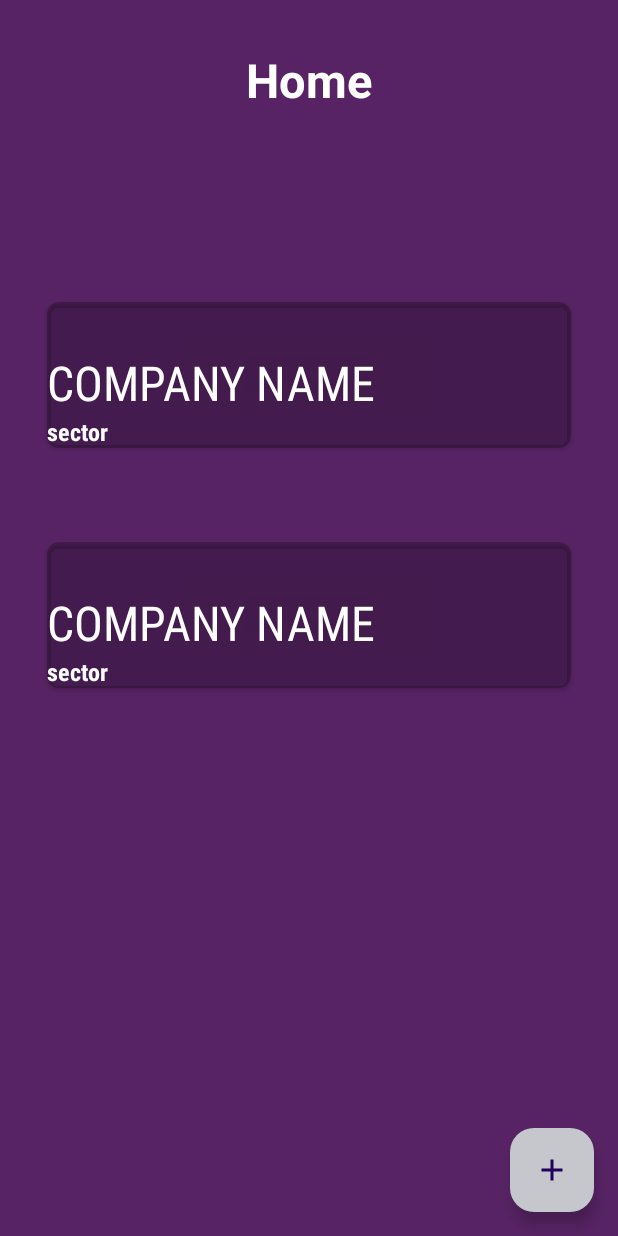
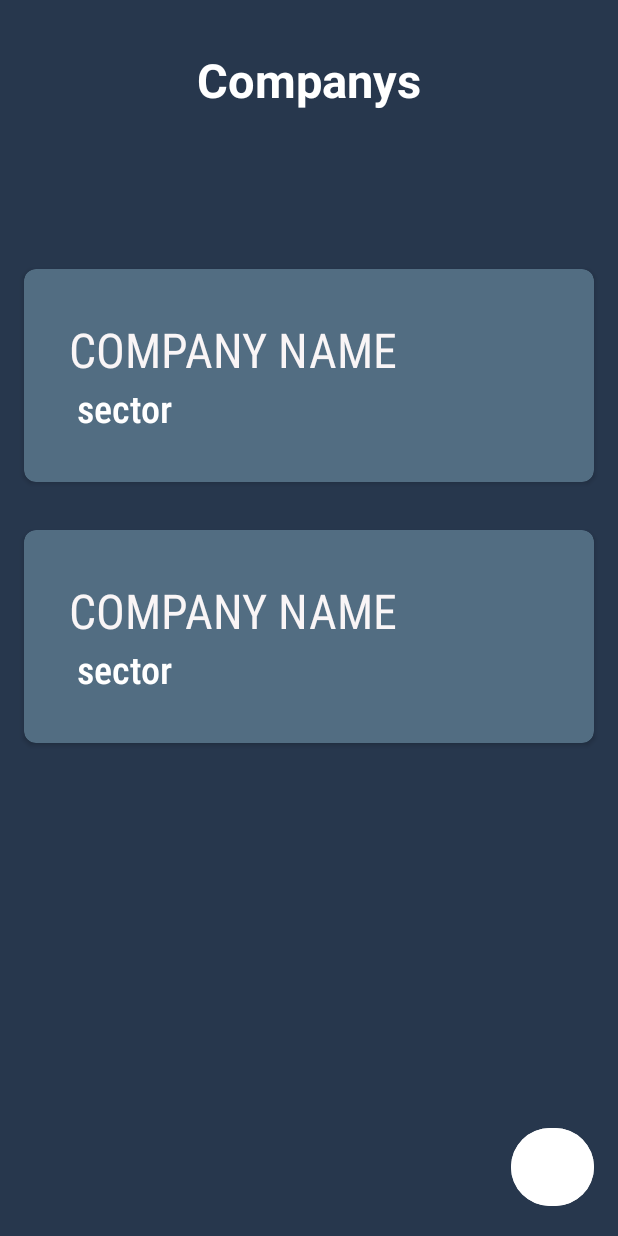
Before and after one commit to Gaenco/Moviles-Parcial, an Android app: the layout fragment_home.xml on its own in the app's theme, with its tools: preview values and no code run, on a phone screen of 412 x 824 dp. Run offline under Robolectric (Android 15) with nearby library versions, the phone set to English and light mode, and no system bars.

Commit message:
:sparkles:Company App Completed

```diff
--- a/app/src/main/AndroidManifest.xml
+++ b/app/src/main/AndroidManifest.xml
@@ -14,7 +14,7 @@
         android:theme="@style/Theme.Company"
         tools:targetApi="31">
         <activity
-            android:name=".MainActivity"
+            android:name=".ui.MainActivity"
             android:exported="true">
             <intent-filter>
                 <action android:name="android.intent.action.MAIN" />
--- a/app/src/main/java/com/example/company/CompanyViewModel.kt
+++ b/app/src/main/java/com/example/company/ui/company/CompanyViewModel.kt
@@ -1,10 +1,11 @@
-package com.example.company
+package com.example.company.ui.company
 
 import androidx.lifecycle.MutableLiveData
 import androidx.lifecycle.ViewModel
 import androidx.lifecycle.ViewModelProvider.AndroidViewModelFactory.Companion.APPLICATION_KEY
 import androidx.lifecycle.viewmodel.initializer
 import androidx.lifecycle.viewmodel.viewModelFactory
+import com.example.company.CompanyReviewerApplication
 import com.example.company.data.model.CompanyModel
 import com.example.company.repositories.CompanyRepository
 
@@ -14,7 +15,7 @@ class CompanyViewModel(private val repository: CompanyRepository) : ViewModel()
     var status = MutableLiveData("")
 
 
-    fun setSelectedMovie(company: CompanyModel){
+    fun setSelectedCompany(company: CompanyModel){
         name.value = company.name
         sector.value = company.sector
     }
--- a/app/src/main/java/com/example/company/NewCompanyFragment.kt
+++ b/app/src/main/java/com/example/company/ui/company/NewCompanyFragment.kt
@@ -1,14 +1,12 @@
-package com.example.company
+package com.example.company.ui.company
 
 import android.os.Bundle
 import android.util.Log
-import android.view.DisplayCutout
 import androidx.fragment.app.Fragment
 import android.view.LayoutInflater
 import android.view.View
 import android.view.ViewGroup
 import androidx.fragment.app.activityViewModels
-import androidx.navigation.fragment.NavHostFragment.Companion.findNavController
 import androidx.navigation.fragment.findNavController
 import com.example.company.databinding.FragmentNewCompanyBinding
 
--- a/app/src/main/res/layout/fragment_home.xml
+++ b/app/src/main/res/layout/fragment_home.xml
@@ -7,52 +7,54 @@
 
         <variable
             name="viewmodel"
-            type="com.example.company.CompanyViewModel" />
+            type="com.example.company.ui.company.CompanyViewModel" />
     </data>
 
     <androidx.constraintlayout.widget.ConstraintLayout
         android:id="@+id/frameLayout"
         android:layout_width="match_parent"
         android:layout_height="match_parent"
-        tools:context=".ui.movie.BillboardFragment"
-        android:background="@color/background">
+        android:background="@color/background"
+        tools:context=".ui.company.HomeFragment">
 
         <TextView
-            android:id="@+id/textView"
+            android:id="@+id/home_text"
             android:layout_width="wrap_content"
             android:layout_height="wrap_content"
             android:layout_marginTop="32dp"
             android:gravity="center"
-            android:text="Home"
+            android:text="@string/companys_title"
+            android:textColor="@color/white"
             android:textSize="31dp"
             android:textStyle="bold"
-            android:textColor="@color/white"
             app:layout_constraintEnd_toEndOf="parent"
             app:layout_constraintStart_toStartOf="parent"
             app:layout_constraintTop_toTopOf="parent" />
 
         <androidx.recyclerview.widget.RecyclerView
-            android:id="@+id/cardrecycler"
+            android:id="@+id/Recycle_card"
             android:layout_width="match_parent"
             android:layout_height="wrap_content"
             app:layoutManager="androidx.recyclerview.widget.LinearLayoutManager"
             app:layout_constraintBottom_toBottomOf="parent"
-            app:layout_constraintTop_toBottomOf="@+id/textView"
+            app:layout_constraintTop_toBottomOf="@+id/home_text"
             app:layout_constraintVertical_bias="0.223"
             tools:itemCount="2"
             tools:layout_editor_absoluteX="16dp"
             tools:listitem="@layout/item_company" />
 
-        <com.google.android.material.floatingactionbutton.FloatingActionButton
-            android:id="@+id/btnNavCreateNewMovie"
-            android:layout_width="wrap_content"
-            android:layout_height="wrap_content"
+        <Button
+            android:id="@+id/btnNavCreateNewCompany"
+            android:layout_width="55dp"
+            android:layout_height="60dp"
             android:layout_margin="16dp"
-            android:backgroundTint="@color/material_dynamic_neutral80"
-            android:src="@drawable/addcompany"
+            android:layout_marginBottom="28dp"
+            android:backgroundTint="@color/white"
             app:borderWidth="0dp"
             app:layout_constraintBottom_toBottomOf="parent"
-            app:layout_constraintEnd_toEndOf="parent" />
+            app:layout_constraintEnd_toEndOf="parent"
+            app:layout_constraintHorizontal_bias="1.0"
+            app:layout_constraintStart_toStartOf="parent" />
 
     </androidx.constraintlayout.widget.ConstraintLayout>
 </layout>
--- a/app/src/main/res/layout/item_company.xml
+++ b/app/src/main/res/layout/item_company.xml
@@ -5,12 +5,12 @@
     android:layout_height="wrap_content">
 
     <androidx.cardview.widget.CardView
-        android:id="@+id/movie_item_card_view"
+        android:id="@+id/company_item_card_view"
         android:layout_width="match_parent"
         android:layout_height="wrap_content"
-        android:layout_margin="31dp"
-        android:backgroundTint="@color/cardview_shadow_start_color"
-        app:cardCornerRadius="8dp"
+        android:layout_margin="16dp"
+        android:backgroundTint="@color/card_color"
+        app:cardCornerRadius="@dimen/card_border"
         app:cardMaxElevation="16dp"
         app:layout_constraintBottom_toBottomOf="parent"
         app:layout_constraintEnd_toEndOf="parent"
@@ -24,30 +24,33 @@
 
 
             <LinearLayout
-                android:layout_width="wrap_content"
+                android:layout_width="match_parent"
                 android:layout_height="wrap_content"
+                android:layout_marginLeft="30dp"
                 android:orientation="vertical">
 
                 <TextView
                     android:id="@+id/company_name"
-                    android:layout_width="wrap_content"
+                    android:layout_width="match_parent"
                     android:layout_height="wrap_content"
-                    android:layout_marginTop="32dp"
-                    android:layout_marginEnd="32dp"
+                    android:layout_marginTop="@dimen/medium_gap"
+                    android:layout_marginEnd="16dp"
                     android:fontFamily="sans-serif-condensed"
-                    android:text="COMPANY NAME"
-                    android:textColor="@color/white"
-                    android:textSize="32dp" />
+                    android:text="@string/company_name_item"
+                    android:textColor="@color/text_company_color"
+                    android:textSize="@dimen/medium_text_size"
+                    android:textAllCaps="true"/>
 
                 <TextView
                     android:id="@+id/company_sector"
                     android:layout_width="wrap_content"
                     android:layout_height="wrap_content"
+                    android:layout_marginLeft="5dp"
+                    android:layout_marginBottom="@dimen/medium_gap"
                     android:fontFamily="sans-serif-condensed-medium"
-                    android:text="sector"
+                    android:text="@string/sector"
                     android:textColor="@color/white"
-                    android:textSize="16dp"
-                    android:textStyle="bold" />
+                    android:textSize="25sp" />
             </LinearLayout>
         </LinearLayout>
 
--- a/app/src/main/res/navigation/nav_graph.xml
+++ b/app/src/main/res/navigation/nav_graph.xml
@@ -7,7 +7,7 @@
 
     <fragment
         android:id="@+id/homeFragment"
-        android:name="com.example.company.HomeFragment"
+        android:name="com.example.company.ui.company.HomeFragment"
         android:label="fragment_home"
         tools:layout="@layout/fragment_home" >
         <action
@@ -19,7 +19,7 @@
     </fragment>
     <fragment
         android:id="@+id/companyFragment"
-        android:name="com.example.company.CompanyFragment"
+        android:name="com.example.company.ui.company.CompanyFragment"
         android:label="fragment_company"
         tools:layout="@layout/fragment_company" >
         <action
@@ -28,7 +28,7 @@
     </fragment>
     <fragment
         android:id="@+id/newCompanyFragment"
-        android:name="com.example.company.NewCompanyFragment"
+        android:name="com.example.company.ui.company.NewCompanyFragment"
         android:label="fragment_new_company"
         tools:layout="@layout/fragment_new_company" >
         <action
--- a/app/src/main/res/values/colors.xml
+++ b/app/src/main/res/values/colors.xml
@@ -2,5 +2,7 @@
 <resources>
     <color name="black">#FF000000</color>
     <color name="white">#FFFFFFFF</color>
-    <color name="background">#572364</color>
+    <color name="background">#27374D</color>
+    <color name="card_color">#526D82</color>
+    <color name="text_company_color">#F9F5F6</color>
 </resources>
--- /dev/null
+++ b/app/src/main/res/values/dimens.xml
@@ -0,0 +1,8 @@
+<?xml version="1.0" encoding="utf-8"?>
+<resources>
+    <dimen name="medium_size">32sp</dimen>
+    <dimen name="medium_gap">32dp</dimen>
+    <dimen name="medium_text_size">32sp</dimen>
+    <dimen name="card_border">8dp</dimen>
+    <dimen name="normal_text_size">30sp</dimen>
+</resources>
--- a/app/src/main/res/values/strings.xml
+++ b/app/src/main/res/values/strings.xml
@@ -3,4 +3,11 @@
     <!-- TODO: Remove or change this placeholder text -->
     <string name="hello_blank_fragment">Hello blank fragment</string>
     <string name="company_name">Company Name</string>
+    <string name="sector">sector</string>
+    <string name="company_name_item">COMPANY NAME</string>
+    <string name="companys_title">Companys</string>
+    <string name="new_company_title">New Company</string>
+    <string name="submit_button_text">Submit</string>
+    <string name="sector_name_hint">Sector Name</string>
+    <string name="company_name_hint">Company Name</string>
 </resources>
```
Also changed, not shown: app/src/main/java/com/example/company/CompanyFragment.kt (deleted, +0 -22 lines), app/src/main/java/com/example/company/MainActivity.kt (deleted, +0 -11 lines), app/src/main/java/com/example/company/ui/MainActivity.kt (added, +16 -0 lines), app/src/main/java/com/example/company/ui/company/CompanyAdapter.kt (renamed from app/src/main/java/com/example/company/CompanyAdapter.kt, +4 -3 lines), app/src/main/java/com/example/company/ui/company/CompanyFragment.kt (added, +33 -0 lines), app/src/main/java/com/example/company/ui/company/CompanyViewHolder.kt (renamed from app/src/main/java/com/example/company/CompanyViewHolder.kt, +7 -6 lines), app/src/main/java/com/example/company/ui/company/HomeFragment.kt (renamed from app/src/main/java/com/example/company/HomeFragment.kt, +19 -17 lines), app/src/main/res/layout/activity_main.xml (+15 -4 lines), app/src/main/res/layout/fragment_company.xml (+21 -19 lines), app/src/main/res/layout/fragment_new_company.xml (+23 -20 lines).
